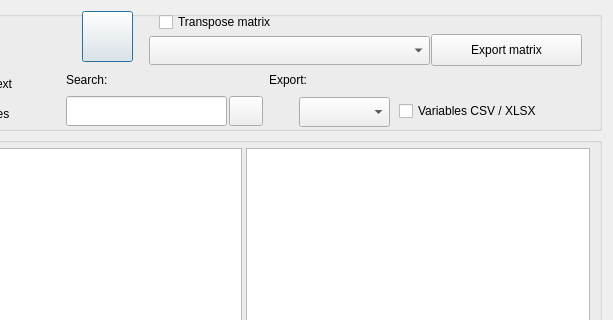
First picture: the form in src/GUI_UIs/ui_dialog_report_codings.ui, repository ccbogel/QualCoder, before the edit; both pictures show x 472 to 1085 and y 0 to 320 of the 1085 by 580 pixel window.
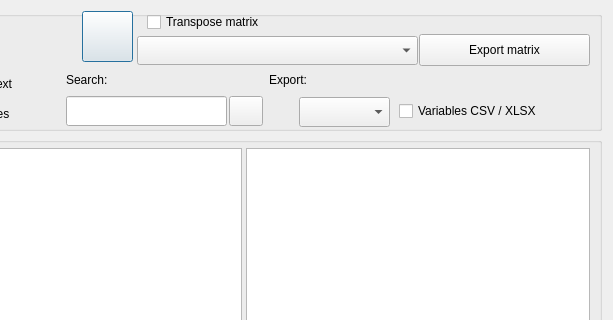
Second picture: the form after the edit.

Commit message: widget resize

```diff
--- a/src/GUI_UIs/ui_dialog_report_codings.ui
+++ b/src/GUI_UIs/ui_dialog_report_codings.ui
@@ -198,7 +198,7 @@
      <widget class="QComboBox" name="comboBox_matrix">
       <property name="geometry">
        <rect>
-        <x>610</x>
+        <x>598</x>
         <y>25</y>
         <width>281</width>
         <height>29</height>
@@ -272,7 +272,7 @@
      <widget class="QCheckBox" name="checkBox_matrix_transpose">
       <property name="geometry">
        <rect>
-        <x>620</x>
+        <x>608</x>
         <y>-1</y>
         <width>231</width>
         <height>24</height>
@@ -417,9 +417,9 @@
      <widget class="QPushButton" name="pushButton_export_matrix">
       <property name="geometry">
        <rect>
-        <x>892</x>
+        <x>880</x>
         <y>23</y>
-        <width>151</width>
+        <width>171</width>
         <height>32</height>
        </rect>
       </property>
```
